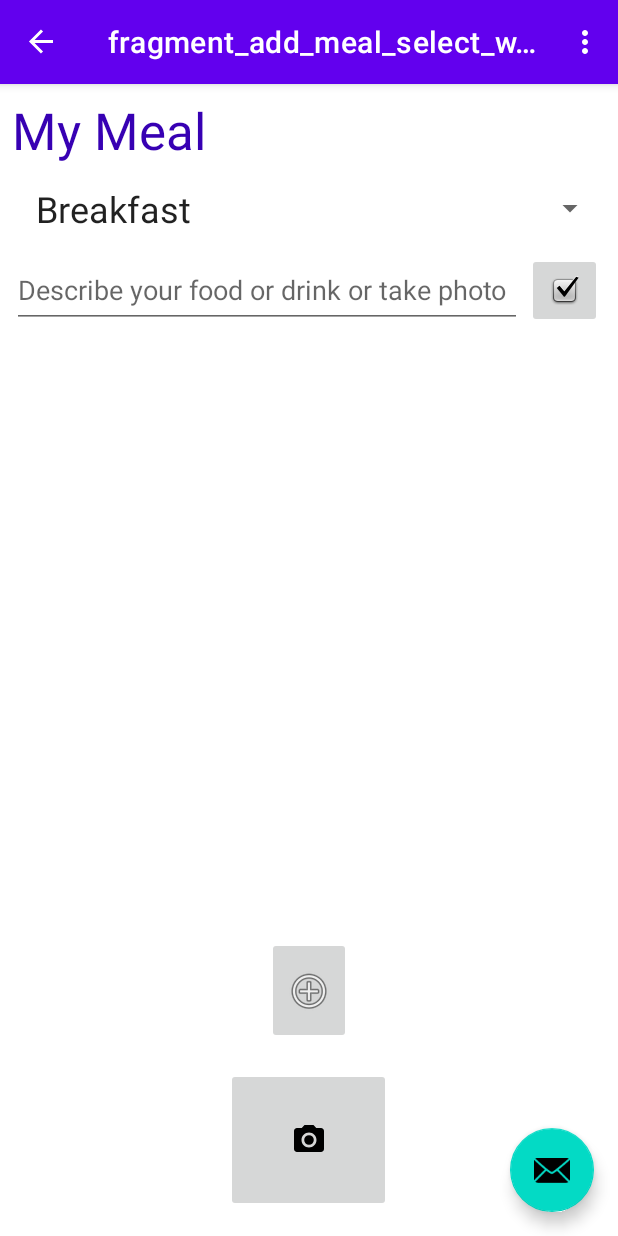
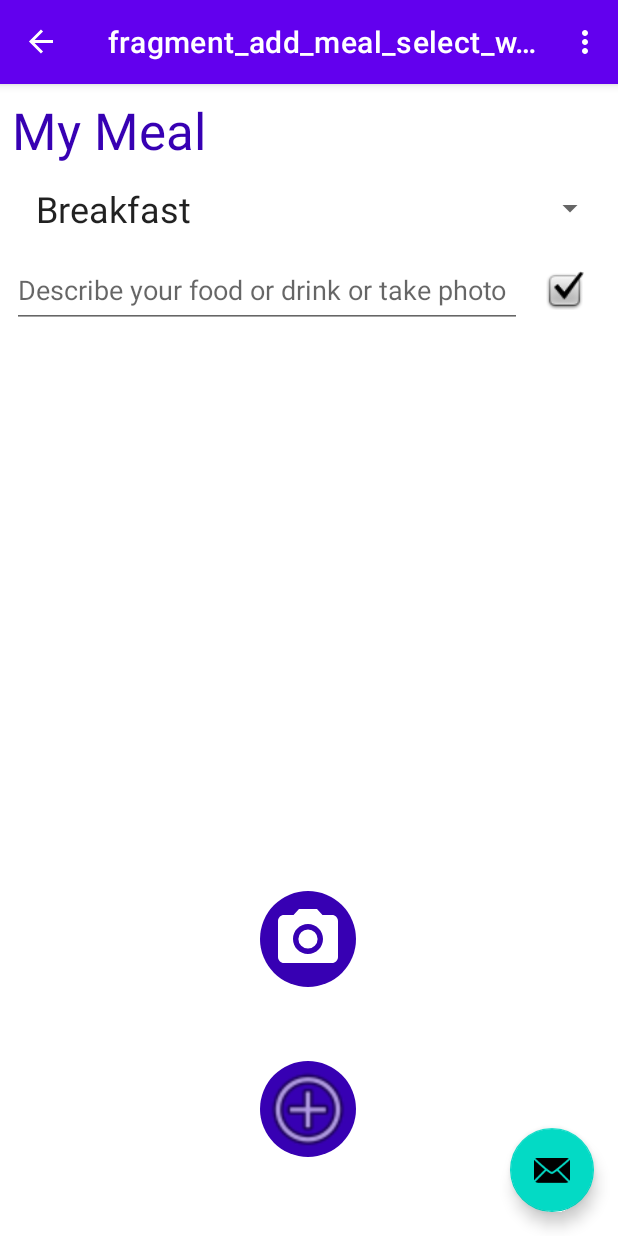
Before and after one commit to Antoshka1171/CalorieCounterApp, an Android app: the screen it shows after launch (MainActivity), after a tap on an icon or button, on a phone screen of 412 x 824 dp. Run offline under Robolectric (Android 15) with nearby library versions, the phone set to English and light mode, and no system bars; our stand-ins replace navigation-ui; libraries missing offline, so code that uses them is left out: com.google.ai.client.

Commit message:
ButtonDesign

```diff
--- a/app/build.gradle.kts
+++ b/app/build.gradle.kts
@@ -49,6 +49,8 @@ android {
     packagingOptions{
         resources.excludes.add("META-INF/*")
     }
+
+
 }
 
 dependencies {
@@ -75,4 +77,5 @@ dependencies {
     testImplementation(libs.junit)
     androidTestImplementation(libs.androidx.junit)
     androidTestImplementation(libs.androidx.espresso.core)
+
 }
--- a/app/src/main/AndroidManifest.xml
+++ b/app/src/main/AndroidManifest.xml
@@ -2,8 +2,13 @@
 <manifest xmlns:android="http://schemas.android.com/apk/res/android"
     xmlns:tools="http://schemas.android.com/tools">
 
+    <uses-permission android:name="android.permission.ACCESS_NETWORK_STATE" />
     <uses-permission android:name="android.permission.CAMERA" />
     <uses-permission android:name="android.permission.READ_MEDIA_VISUAL_USER_SELECTED" />
+    <uses-permission android:name="android.permission.INTERNET" />
+    <uses-permission android:name="android.permission.ACCESS_NETWORK_STATE" />
+    <uses-permission android:name="android.permission.ACCESS_WIFI_STATE" />
+
 
     <application
         android:allowBackup="true"
--- a/app/src/main/res/drawable/ic_menu_camera.xml
+++ b/app/src/main/res/drawable/ic_menu_camera.xml
@@ -1,12 +1,12 @@
 <vector xmlns:android="http://schemas.android.com/apk/res/android"
-    android:width="24dp"
-    android:height="24dp"
+    android:width="48dp"
+    android:height="48dp"
     android:viewportWidth="24.0"
     android:viewportHeight="24.0">
     <path
-        android:fillColor="#FF000000"
+        android:fillColor="@color/white"
         android:pathData="M12,12m-3.2,0a3.2,3.2 0,1 1,6.4 0a3.2,3.2 0,1 1,-6.4 0" />
     <path
-        android:fillColor="#FF000000"
+        android:fillColor="@color/white"
         android:pathData="M9,2L7.17,4H4c-1.1,0 -2,0.9 -2,2v12c0,1.1 0.9,2 2,2h16c1.1,0 2,-0.9 2,-2V6c0,-1.1 -0.9,-2 -2,-2h-3.17L15,2H9zm3,15c-2.76,0 -5,-2.24 -5,-5s2.24,-5 5,-5 5,2.24 5,5 -2.24,5 -5,5z" />
 </vector>
--- /dev/null
+++ b/app/src/main/res/drawable/roundcorner.xml
@@ -0,0 +1,7 @@
+<?xml version="1.0" encoding="utf-8"?>
+<shape xmlns:android="http://schemas.android.com/apk/res/android">
+    <solid android:color="@color/purple_700"/>
+    <corners android:radius="500dp"/>
+    <size android:width="100dp"
+        android:height="100dp"/>
+</shape>
--- a/app/src/main/res/layout/fragment_add_meal.xml
+++ b/app/src/main/res/layout/fragment_add_meal.xml
@@ -36,18 +36,23 @@
             app:layout_constraintStart_toStartOf="parent"
             app:layout_constraintTop_toTopOf="parent" />
 
+
         <ImageButton
             android:id="@+id/imageButton"
-            android:layout_width="110dp"
-            android:layout_height="96dp"
+            android:layout_width="64dp"
+            android:layout_height="64dp"
             android:layout_marginStart="8dp"
+            android:layout_marginTop="245dp"
             android:layout_marginEnd="8dp"
-            android:layout_marginBottom="16dp"
+            android:layout_marginBottom="4dp"
+            android:background="@drawable/roundcorner"
+            android:scaleType="center"
             android:src="@drawable/ic_menu_camera"
-            app:layout_constraintBottom_toBottomOf="parent"
+            app:layout_constraintBottom_toTopOf="@+id/savemeal"
             app:layout_constraintEnd_toEndOf="parent"
             app:layout_constraintHorizontal_bias="0.498"
-            app:layout_constraintStart_toStartOf="parent" />
+            app:layout_constraintStart_toStartOf="parent"
+            app:layout_constraintTop_toBottomOf="@+id/RevisionText" />
 
         <Spinner
             android:id="@+id/spinnerMealType"
@@ -93,6 +98,8 @@
             android:layout_height="50dp"
             android:layout_marginTop="8dp"
             android:layout_marginEnd="8dp"
+            android:backgroundTint="#FFFFFF"
+            android:scaleType="fitCenter"
             android:src="@android:drawable/checkbox_on_background"
             app:layout_constraintEnd_toEndOf="parent"
             app:layout_constraintStart_toEndOf="@+id/editTextMealDescription"
@@ -100,15 +107,21 @@
 
         <ImageButton
             android:id="@+id/savemeal"
-            android:layout_width="wrap_content"
-            android:layout_height="71dp"
+            android:layout_width="64dp"
+            android:layout_height="64dp"
             android:layout_marginStart="165dp"
+            android:layout_marginTop="8dp"
             android:layout_marginEnd="165dp"
             android:layout_marginBottom="16dp"
+            android:background="@drawable/roundcorner"
+            android:foregroundTint="@color/white"
+            android:scaleType="fitCenter"
             android:src="@android:drawable/ic_menu_add"
-            app:layout_constraintBottom_toTopOf="@+id/imageButton"
+            app:layout_constraintBottom_toBottomOf="parent"
             app:layout_constraintEnd_toEndOf="parent"
-            app:layout_constraintStart_toStartOf="parent" />
+            app:layout_constraintHorizontal_bias="0.48"
+            app:layout_constraintStart_toStartOf="parent"
+            app:layout_constraintTop_toBottomOf="@+id/imageButton" />
 
         <ImageButton
             android:id="@+id/RevisionButton"
@@ -116,6 +129,8 @@
             android:layout_height="50dp"
             android:layout_marginTop="8dp"
             android:layout_marginEnd="8dp"
+            android:backgroundTint="#FFFFFF"
+            android:scaleType="fitCenter"
             android:src="@android:drawable/checkbox_on_background"
             app:layout_constraintEnd_toEndOf="parent"
             app:layout_constraintStart_toEndOf="@+id/RevisionText"
```
Also changed, not shown: app/src/main/java/com/antondeveloper/caloriecounterapp/ui/addmeal/AddMealFragment.kt (+16 -1 lines), app/src/main/java/com/antondeveloper/caloriecounterapp/ui/addmeal/GenerativeAIModel.kt (+33 -0 lines), app/src/main/res/drawable/ic_menu_add.xml (added, +12 -0 lines).
